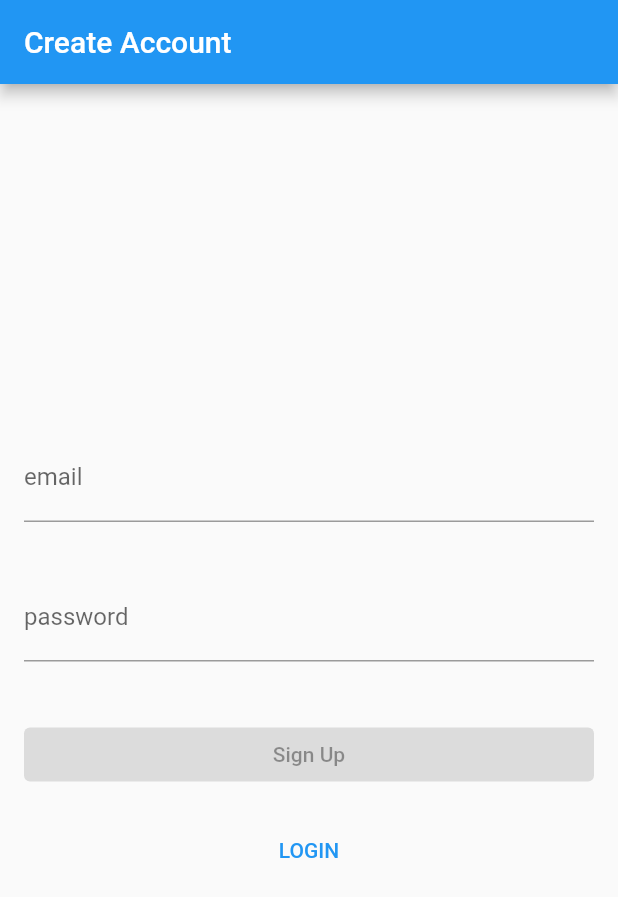
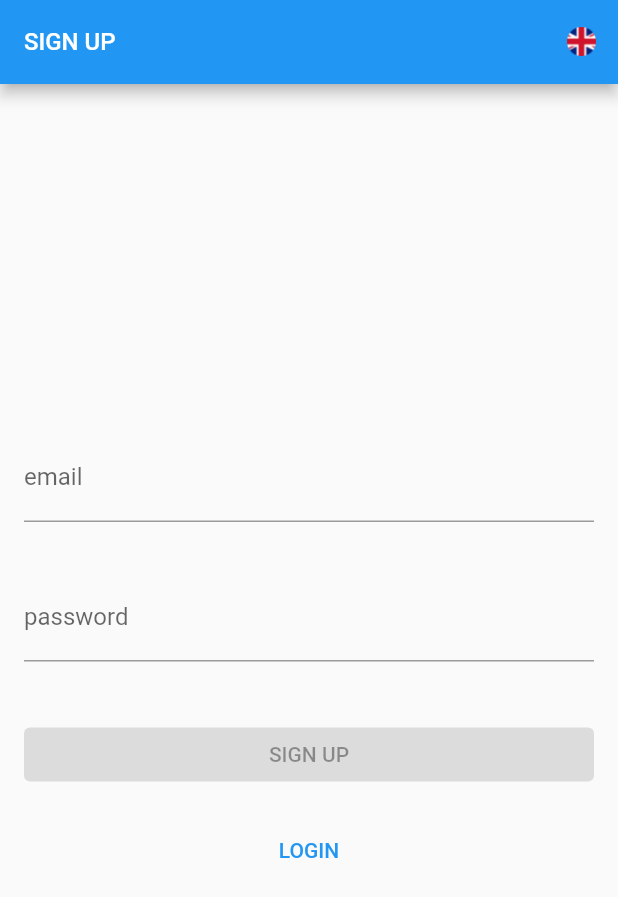
Before and after one commit to kyawsanoo/StarterApp, a Flutter app: the screen it shows after launch, after a tap on "CREATE ACCOUNT", on a phone screen of 412 x 824 dp. Shown: the top 897 px of the screen. Run offline on Flutter 3.47's test engine with Material 2 defaults, Android fonts, the phone set to English and light mode, and no system bars; our stand-ins replace bloc, equatable, flutter_bloc, formz, shared_preferences; network calls fail.

Commit message:
#add locale bloc for app localization

```diff
--- /dev/null
+++ b/lib/localization/app_localizations.dart
@@ -0,0 +1,33 @@
+import 'dart:convert';
+
+import 'package:flutter/material.dart';
+import 'package:flutter/services.dart';
+import 'app_localizations_delegate.dart';
+
+
+class AppLocalizations {
+  late final Locale? locale;
+
+  AppLocalizations({required this.locale});
+
+  static AppLocalizations of(BuildContext context) {
+    return Localizations.of<AppLocalizations>(context, AppLocalizations)!;
+  }
+
+  static const LocalizationsDelegate<AppLocalizations> delegate = AppLocalizationsDelegate();
+
+  Map<String, String> _localizedStrings = new Map<String, String>();
+
+  Future<void> load() async {
+    String jsonString = await rootBundle.loadString('./assets/locale/i18n_${locale!.languageCode}.json');
+    Map<String, dynamic> jsonMap = json.decode(jsonString);
+    _localizedStrings = jsonMap.map<String, String>((key, value) {
+      return MapEntry(key, value.toString());
+    });
+  }
+
+
+  String translate(String key) => _localizedStrings[key] == null? "not found $key" : _localizedStrings[key]!;
+
+  bool get isEnLocale => locale!.languageCode == 'en';
+}
--- /dev/null
+++ b/lib/localization/app_localizations_delegate.dart
@@ -0,0 +1,26 @@
+import 'package:flutter/material.dart';
+
+import 'app_localizations.dart';
+
+
+class AppLocalizationsDelegate extends LocalizationsDelegate<AppLocalizations> {
+  const AppLocalizationsDelegate();
+
+  @override
+  bool isSupported(Locale locale) {
+    return ['en', 'my'].contains(locale.languageCode);
+  }
+
+  @override
+  Future<AppLocalizations> load(Locale locale) async {
+    AppLocalizations appLocalizations = AppLocalizations(locale: locale);
+    await appLocalizations.load();
+    return appLocalizations;
+  }
+
+  @override
+  bool shouldReload(LocalizationsDelegate<AppLocalizations> old) => false;
+
+
+
+}
--- /dev/null
+++ b/lib/localization/app_localizations_setup.dart
@@ -0,0 +1,28 @@
+import 'package:flutter/material.dart';
+import 'package:flutter_localizations/flutter_localizations.dart';
+
+import 'app_localizations.dart';
+
+class AppLocalizationsSetup {
+  static const Iterable<Locale> supportedLocales = [
+    Locale('en'),
+    Locale('my'),
+  ];
+
+  static const Iterable<LocalizationsDelegate<dynamic>> localizationsDelegates = [
+    AppLocalizations.delegate,
+    GlobalMaterialLocalizations.delegate,
+    GlobalWidgetsLocalizations.delegate,
+  ];
+
+  static Locale localeResolutionCallback(Locale? locale, Iterable<Locale> supportedLocales) {
+    for (Locale supportedLocale in supportedLocales) {
+      if (supportedLocale.languageCode == locale!.languageCode && supportedLocale.countryCode == locale.countryCode) {
+        return supportedLocale;
+      }
+    }
+    return supportedLocales.first;
+  }
+
+
+}
--- /dev/null
+++ b/lib/localization/locale_bloc.dart
@@ -0,0 +1,56 @@
+import 'package:flutter/material.dart';
+import 'package:flutter_bloc/flutter_bloc.dart';
+import 'package:shared_preferences/shared_preferences.dart';
+import 'localization.dart';
+import 'locale_event.dart';
+
+const String _storageKey = "StarterApp_";
+Future<SharedPreferences> _prefs = SharedPreferences.getInstance();
+
+class LocaleBloc extends Bloc<LocaleEvent, LocaleState>{
+
+  LocaleBloc() : super(SelectedLocale(new Locale('en')));
+
+  @override
+  Stream<LocaleState> mapEventToState(LocaleEvent event) async*{
+    if(event is LanguageLoadStarted){
+      if(await getPreferredLanguage() == ''){
+        setPreferredLanguage('en');
+        yield SelectedLocale(new Locale('en'));
+      }else{
+        yield SelectedLocale(new Locale(await getPreferredLanguage()));
+      }
+
+    }
+    else if(event is ToggleLanguage){
+      setPreferredLanguage(event.newLanguage);
+      if(event.newLanguage == 'en') {
+        yield SelectedLocale(new Locale('en'));
+      }else{
+        yield SelectedLocale(new Locale('my'));
+      }
+    }
+  }
+
+  getPreferredLanguage() async {
+    return _getApplicationSavedInformation('language');
+  }
+
+  setPreferredLanguage(String lang) async {
+    return _setApplicationSavedInformation('language', lang);
+  }
+
+  Future<String> _getApplicationSavedInformation(String name) async {
+    final SharedPreferences prefs = await _prefs;
+
+    return prefs.getString(_storageKey + name) ?? '';
+  }
+
+  Future<bool> _setApplicationSavedInformation(String name, String value) async {
+    final SharedPreferences prefs = await _prefs;
+
+    return prefs.setString(_storageKey + name, value);
+  }
+
+
+}
--- /dev/null
+++ b/lib/localization/locale_event.dart
@@ -0,0 +1,20 @@
+import 'package:equatable/equatable.dart';
+
+abstract class LocaleEvent extends Equatable {
+  @override
+  List<Object> get props => [];
+}
+
+
+class LanguageLoadStarted extends LocaleEvent{
+
+}
+
+class ToggleLanguage extends LocaleEvent{
+  String newLanguage;
+
+  ToggleLanguage({required this.newLanguage});
+
+  @override
+  List<Object> get props => [newLanguage];
+}
--- /dev/null
+++ b/lib/localization/locale_state.dart
@@ -0,0 +1,14 @@
+import 'package:equatable/equatable.dart';
+import 'package:flutter/material.dart';
+
+abstract class LocaleState extends Equatable{
+  final Locale locale;
+  LocaleState(this.locale);
+
+  @override
+  List<Object?> get props => [locale];
+}
+
+class SelectedLocale extends LocaleState {
+  SelectedLocale(Locale locale) : super(locale);
+}
--- /dev/null
+++ b/lib/localization/localization.dart
@@ -0,0 +1,6 @@
+export 'locale_bloc.dart';
+export 'locale_event.dart';
+export 'locale_state.dart';
+export 'app_localizations.dart';
+export 'app_localizations_delegate.dart';
+export 'app_localizations_setup.dart';
--- a/lib/login/blocs/login_bloc.dart
+++ b/lib/login/blocs/login_bloc.dart
@@ -29,7 +29,7 @@ class LoginBloc extends Bloc<LoginEvent, LoginState> {
       yield* _mapLoginWithEmailToState(event, state);
     }
     else if(event is SignUpButtonPressed){
-       _mapSignUpButtonClickToState(event, state);
+      _mapSignUpButtonClickToState(event, state);
     }
 
   }
--- a/lib/login/pages/login_page.dart
+++ b/lib/login/pages/login_page.dart
@@ -1,36 +1,50 @@
 import 'package:flutter/material.dart';
 import 'package:flutter_bloc/flutter_bloc.dart';
 import 'package:formz/formz.dart';
+import 'package:starterapp/localization/localization.dart';
 
 import '../login.dart';
 
 class LoginPage extends StatefulWidget {
 
-  String title;
 
-  LoginPage({required this.title});
+  LoginPage();
 
   static Route route() {
-    return MaterialPageRoute<void>(builder: (_) => LoginPage(title: 'Login'));
+    return MaterialPageRoute<void>(builder: (_) => LoginPage());
   }
 
   @override
   _LoginPageState createState() {
-    return _LoginPageState(this.title);
+    return _LoginPageState();
   }
 
 }
 
 class _LoginPageState extends State<LoginPage>{
-  final String title;
 
-  _LoginPageState(this.title);
+  _LoginPageState();
 
   @override
   Widget build(BuildContext context) {
+    return BlocListener<LocaleBloc, LocaleState>(
+       listener: (context, state) {
+         print('current locale ${state.locale}');
+       },
+       child: BlocBuilder<LocaleBloc, LocaleState>(
+         builder: (context, state){
            return Scaffold(
                appBar: AppBar(
-          title: Text(this.title),
+                 title: Text(AppLocalizations.of(context).translate('login'), style: TextStyle(fontSize: 16,)),
+                 actions: [
+                   IconButton(
+                     icon: Image.asset(AppLocalizations.of(context).isEnLocale? "assets/images/language.png" : "assets/images/myanmar_lan.png",  width: 20, height: 20,),
+                     onPressed: () async {
+                       context.read<LocaleBloc>().add(ToggleLanguage(newLanguage: AppLocalizations.of(context).isEnLocale? 'my' : 'en'));
+                     },
+                   ),
+
+                 ],
                ),
                body: SafeArea(
                    minimum: const EdgeInsets.all(16),
@@ -38,6 +52,9 @@ class _LoginPageState extends State<LoginPage>{
                      alignment: Alignment.center,
                      child: _SignInForm(),
                    )
+               )
+           );
+         },
        )
     );
 
@@ -103,9 +120,9 @@ class _EmailInput extends StatelessWidget {
               context.read<LoginBloc>().add(LoginEmailChanged(password)),
           obscureText: false,
           decoration: InputDecoration(
-            labelText: 'email',
+            labelText: AppLocalizations.of(context).translate('email'),
             helperText: '',
-            errorText: state.email.invalid ? 'invalid email' : null,
+            errorText: state.email.invalid ? AppLocalizations.of(context).translate('invalid_email') : null,
           ),
         );
       },
@@ -126,9 +143,9 @@ class _PasswordInput extends StatelessWidget {
               context.read<LoginBloc>().add(LoginPasswordChanged(password)),
           obscureText: true,
           decoration: InputDecoration(
-            labelText: 'password',
+            labelText: AppLocalizations.of(context).translate('password'),
             helperText: '',
-            errorText: state.password.invalid ? 'invalid password' : null,
+            errorText: state.password.invalid ? AppLocalizations.of(context).translate('invalid_password') : null,
           ),
         );
       },
@@ -149,7 +166,7 @@ class _LoginButton extends StatelessWidget {
             )
             : ElevatedButton(
           key: const Key('loginForm_continue_raisedButton'),
-          child: const Text('LOGIN'),
+          child: Text(AppLocalizations.of(context).translate('login_btn')),
           onPressed: state.status.isValidated? () {
             context.read<LoginBloc>().add(LoginInWithEmailButtonPressed());
           }
@@ -169,7 +186,7 @@ class _SignUpButton extends StatelessWidget {
       key: const Key('loginForm_createAccount_flatButton'),
       onPressed: () => loginBloc.add(SignUpButtonPressed()),
       child: Text(
-        'CREATE ACCOUNT',
+        AppLocalizations.of(context).translate('create_account'),
         style: TextStyle(color: theme.primaryColor),
 
       ),
--- a/lib/main.dart
+++ b/lib/main.dart
@@ -3,13 +3,15 @@ import 'package:flutter/material.dart';
 import 'package:flutter_bloc/flutter_bloc.dart';
 import 'authentication/blocs/blocs.dart';
 import 'authentication/repository/repository.dart';
+import 'localization/localization.dart';
 import 'login/login.dart';
 import 'posts/cubits/cubits.dart';
 import 'posts/posts.dart';
 import 'signup/blocs/blocs.dart';
 import 'signup/signup.dart';
 
-void main() {
+void main() async{
+  WidgetsFlutterBinding.ensureInitialized();
 
   runApp(
     MultiRepositoryProvider(
@@ -60,6 +62,9 @@ void main() {
                         return PostCubit(repository: postRepository);
                       }
                     ),
+                    BlocProvider<LocaleBloc>(
+                        create: (context) => LocaleBloc()..add(LanguageLoadStarted())
+                    ),
                   ],
                   child: MyApp(),
               ),
@@ -82,12 +87,22 @@ class _MyAppState extends State<MyApp>{
 
   @override
   Widget build(BuildContext context) {
+    return BlocBuilder<LocaleBloc, LocaleState>(
+    buildWhen: (previousState, currentState) => previousState != currentState,
+    builder: (_, localeState) {
 
       return MaterialApp(
           title: 'Starter App',
           theme: ThemeData(
             primarySwatch: Colors.blue,
           ),
+          supportedLocales: AppLocalizationsSetup.supportedLocales,
+          localizationsDelegates: AppLocalizationsSetup.localizationsDelegates,
+          localeResolutionCallback: AppLocalizationsSetup
+              .localeResolutionCallback,
+          // Each time a new state emitted, the app will be rebuilt with the new
+          // locale.
+          locale: localeState.locale,
           home: BlocBuilder<AuthenticationBloc, AuthenticationState>(
               builder: (context, state) {
                 if (state is AuthenticationAuthenticated) {
@@ -95,16 +110,17 @@ class _MyAppState extends State<MyApp>{
                   return MyHomePage(title: "Posts");
                 }
                 // show sign up page
-                      else if(state is RedirectToSignUpPage){
+                else if (state is RedirectToSignUpPage) {
                   return SignUpPage(title: 'Create Account');
                 }
                 // otherwise show login page
-                      else{
-                        return LoginPage(title: "Login",);
+                else {
+                  return LoginPage();
                 }
-
               }
           )
+      );
+    }
     );
 
     }
--- a/lib/signup/pages/sign_up_page.dart
+++ b/lib/signup/pages/sign_up_page.dart
@@ -1,6 +1,7 @@
 import 'package:flutter/material.dart';
 import 'package:flutter_bloc/flutter_bloc.dart';
 import 'package:formz/formz.dart';
+import 'package:starterapp/localization/localization.dart';
 import 'package:starterapp/signup/blocs/blocs.dart';
 
 class SignUpPage extends StatefulWidget {
@@ -20,23 +21,44 @@ class SignUpPage extends StatefulWidget {
 
 class _SignUpPageState extends State<SignUpPage> {
   final String title;
-
   _SignUpPageState(this.title);
 
   @override
   Widget build(BuildContext context) {
+    return BlocListener<LocaleBloc, LocaleState>(
+        listener: (context, state) {
+          print('current locale ${state.locale}');
+        },
+        child:BlocBuilder<LocaleBloc, LocaleState>(
+            builder: (context, state) {
               return Scaffold(
                 appBar: AppBar(
-          title: Text(title),
+                  title: Text(AppLocalizations.of(context).translate('sign_up'), style: TextStyle(fontSize: 16,)),
+                  actions: [
+                    IconButton(
+                      icon: Image.asset(AppLocalizations.of(context).isEnLocale
+                          ? "assets/images/language.png"
+                          : "assets/images/myanmar_lan.png", width: 20, height: 20,),
+                      onPressed: () async {
+                        context.read<LocaleBloc>().add(
+                            ToggleLanguage(newLanguage: AppLocalizations.of(context).isEnLocale ? 'my' : 'en'));
+                      },
+                    ),
+
+                  ],
                 ),
                 body: SafeArea(
                       minimum: const EdgeInsets.all(16),
                       child: Container(
                           alignment: Alignment.center,
-              child: _SignUpForm(),
+                          child:  _SignUpForm(),
                       ),
-              //_SignUpForm(),
                     )
+              );
+
+
+            }
+        ),
     );
 
   }
@@ -103,9 +125,9 @@ class _EmailInput extends StatelessWidget {
               context.read<SignUpBloc>().add(SignUpEmailChanged(password)),
           obscureText: false,
           decoration: InputDecoration(
-            labelText: 'email',
+            labelText: AppLocalizations.of(context).translate("email"),
             helperText: '',
-            errorText: state.email.invalid ? 'invalid email' : null,
+            errorText: state.email.invalid ? AppLocalizations.of(context).translate('invalid_email') : null,
           ),
         );
       },
@@ -125,9 +147,9 @@ class _PasswordInput extends StatelessWidget {
               context.read<SignUpBloc>().add(SignUpPasswordChanged(password)),
           obscureText: true,
           decoration: InputDecoration(
-            labelText: 'password',
+            labelText: AppLocalizations.of(context).translate('password'),
             helperText: '',
-            errorText: state.password.invalid ? 'invalid password' : null,
+            errorText: state.password.invalid ? AppLocalizations.of(context).translate('invalid_password') : null,
           ),
         );
       },
@@ -149,7 +171,7 @@ class _SignUpButton extends StatelessWidget {
             :
           ElevatedButton(
           key: const Key('signUpForm_continue_raisedButton'),
-          child: const Text('Sign Up'),
+          child: Text(AppLocalizations.of(context).translate('sign_up_btn')),
           onPressed: state.status.isValidated? () {
             context.read<SignUpBloc>().add(SignUpWithEmailButtonPressed());
           }
@@ -169,7 +191,7 @@ class _LoginButton extends StatelessWidget {
       key: const Key('signUpForm_login_flatButton'),
       onPressed: () => signUpBloc.add(SignUpLoginPressed()),
       child: Text(
-        'LOGIN',
+        AppLocalizations.of(context).translate('login'),
         style: TextStyle(color: theme.primaryColor),
 
       ),
```
Also changed, not shown: assets/locale/i18n_en.json (added, +12 -0 lines), assets/locale/i18n_my.json (added, +12 -0 lines), pubspec.yaml (+8 -0 lines), assets/images/language.png (added), assets/images/myanmar_lan.png (added). Lines whose indentation alone changed are shown as unchanged.
